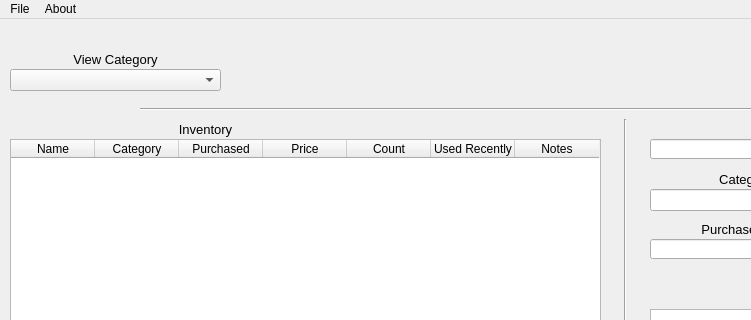
Above: src/MainWindow.ui from minorsecond/Ownly before the change; both pictures show x 0 to 751 and y 0 to 320 of the 1053 by 537 pixel window. Below: the same form after it.
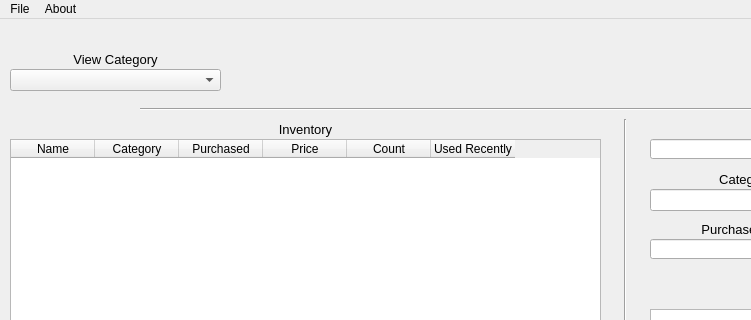
That is the form after the change.

Commit message: Remove notes column from table

```diff
--- a/src/MainWindow.ui
+++ b/src/MainWindow.ui
@@ -236,7 +236,7 @@
      <rect>
       <x>10</x>
       <y>100</y>
-      <width>391</width>
+      <width>591</width>
       <height>20</height>
      </rect>
     </property>
@@ -356,7 +356,7 @@
      <number>0</number>
     </property>
     <property name="columnCount">
-     <number>7</number>
+     <number>6</number>
     </property>
     <attribute name="horizontalHeaderMinimumSectionSize">
      <number>39</number>
@@ -394,11 +394,6 @@
       <string>Used Recently</string>
      </property>
     </column>
-    <column>
-     <property name="text">
-      <string>Notes</string>
-     </property>
-    </column>
    </widget>
   </widget>
   <widget class="QMenuBar" name="menubar">
```
The commit also changes 1 other file.
